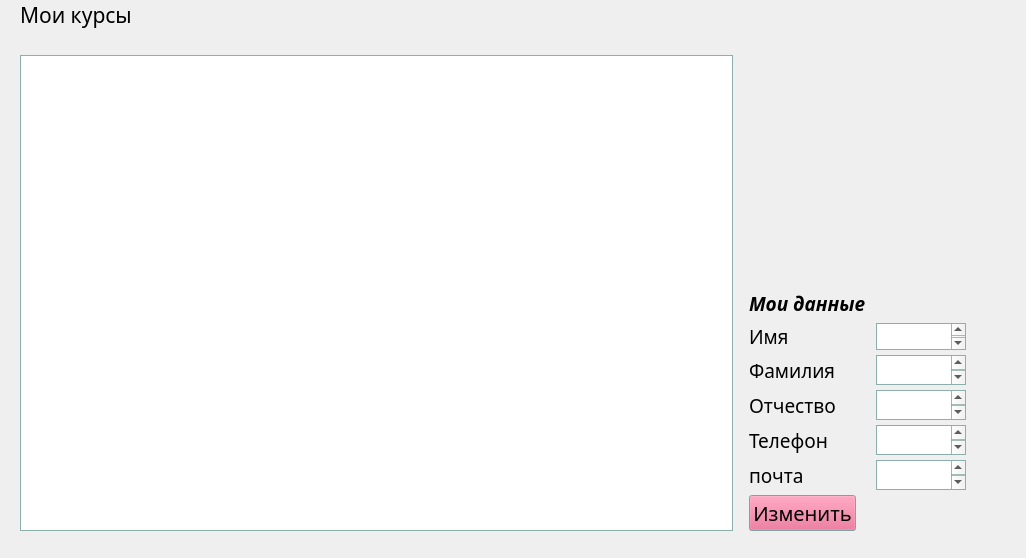
Before: the Qt Designer form tutor.ui in lizlizardplease/school_bmstu, drawn with Qt 5.
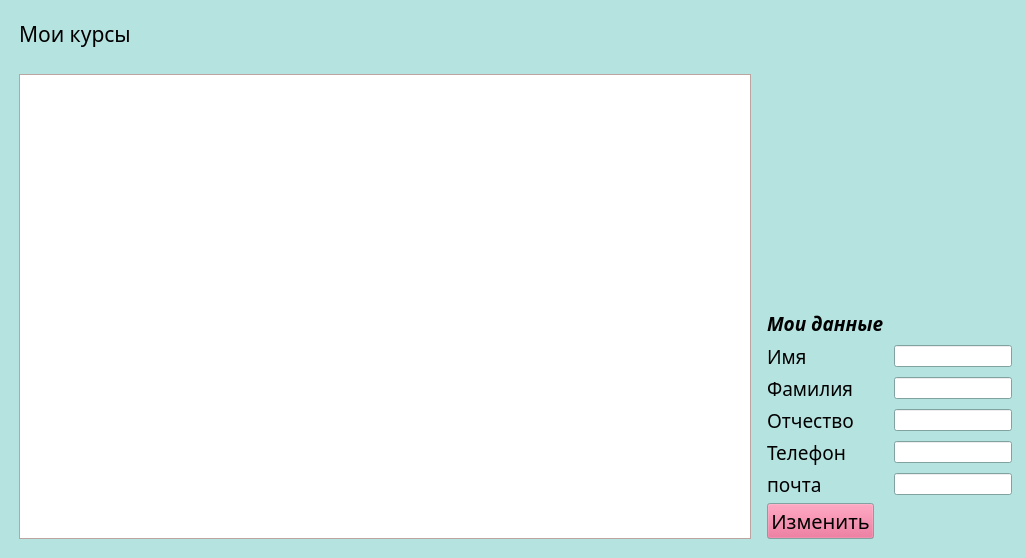
After: the same form once the commit is applied.

```diff
--- a/tutor.ui
+++ b/tutor.ui
@@ -10,6 +10,70 @@
     <height>558</height>
    </rect>
   </property>
+  <property name="palette">
+   <palette>
+    <active>
+     <colorrole role="Base">
+      <brush brushstyle="SolidPattern">
+       <color alpha="255">
+        <red>255</red>
+        <green>255</green>
+        <blue>255</blue>
+       </color>
+      </brush>
+     </colorrole>
+     <colorrole role="Window">
+      <brush brushstyle="SolidPattern">
+       <color alpha="255">
+        <red>181</red>
+        <green>227</green>
+        <blue>224</blue>
+       </color>
+      </brush>
+     </colorrole>
+    </active>
+    <inactive>
+     <colorrole role="Base">
+      <brush brushstyle="SolidPattern">
+       <color alpha="255">
+        <red>255</red>
+        <green>255</green>
+        <blue>255</blue>
+       </color>
+      </brush>
+     </colorrole>
+     <colorrole role="Window">
+      <brush brushstyle="SolidPattern">
+       <color alpha="255">
+        <red>181</red>
+        <green>227</green>
+        <blue>224</blue>
+       </color>
+      </brush>
+     </colorrole>
+    </inactive>
+    <disabled>
+     <colorrole role="Base">
+      <brush brushstyle="SolidPattern">
+       <color alpha="255">
+        <red>181</red>
+        <green>227</green>
+        <blue>224</blue>
+       </color>
+      </brush>
+     </colorrole>
+     <colorrole role="Window">
+      <brush brushstyle="SolidPattern">
+       <color alpha="255">
+        <red>181</red>
+        <green>227</green>
+        <blue>224</blue>
+       </color>
+      </brush>
+     </colorrole>
+    </disabled>
+   </palette>
+  </property>
   <property name="windowTitle">
    <string>MainWindow</string>
   </property>
@@ -78,16 +142,7 @@
      </disabled>
     </palette>
    </property>
-   <widget class="QWidget" name="layoutWidget">
-    <property name="geometry">
-     <rect>
-      <x>10</x>
-      <y>-10</y>
-      <width>961</width>
-      <height>551</height>
-     </rect>
-    </property>
-    <layout class="QHBoxLayout" name="horizontalLayout" stretch="6,1">
+   <layout class="QHBoxLayout" name="horizontalLayout" stretch="3,1">
      <item>
       <layout class="QVBoxLayout" name="verticalLayout" stretch="0,30">
        <property name="spacing">
@@ -119,7 +174,72 @@
         </widget>
        </item>
        <item>
-        <widget class="QTableView" name="tableView"/>
+       <widget class="QTableView" name="tableView">
+        <property name="palette">
+         <palette>
+          <active>
+           <colorrole role="Base">
+            <brush brushstyle="SolidPattern">
+             <color alpha="255">
+              <red>255</red>
+              <green>255</green>
+              <blue>255</blue>
+             </color>
+            </brush>
+           </colorrole>
+           <colorrole role="Window">
+            <brush brushstyle="SolidPattern">
+             <color alpha="255">
+              <red>244</red>
+              <green>213</green>
+              <blue>208</blue>
+             </color>
+            </brush>
+           </colorrole>
+          </active>
+          <inactive>
+           <colorrole role="Base">
+            <brush brushstyle="SolidPattern">
+             <color alpha="255">
+              <red>255</red>
+              <green>255</green>
+              <blue>255</blue>
+             </color>
+            </brush>
+           </colorrole>
+           <colorrole role="Window">
+            <brush brushstyle="SolidPattern">
+             <color alpha="255">
+              <red>244</red>
+              <green>213</green>
+              <blue>208</blue>
+             </color>
+            </brush>
+           </colorrole>
+          </inactive>
+          <disabled>
+           <colorrole role="Base">
+            <brush brushstyle="SolidPattern">
+             <color alpha="255">
+              <red>244</red>
+              <green>213</green>
+              <blue>208</blue>
+             </color>
+            </brush>
+           </colorrole>
+           <colorrole role="Window">
+            <brush brushstyle="SolidPattern">
+             <color alpha="255">
+              <red>244</red>
+              <green>213</green>
+              <blue>208</blue>
+             </color>
+            </brush>
+           </colorrole>
+          </disabled>
+         </palette>
+        </property>
+       </widget>
        </item>
       </layout>
      </item>
@@ -129,7 +249,7 @@
         <number>300</number>
        </property>
        <item>
-        <layout class="QGridLayout" name="gridLayout_2" rowstretch="1,1,1,1,1,1,1,1">
+       <layout class="QGridLayout" name="gridLayout_2" rowstretch="1,0,0,0,0,0,0,0">
          <property name="sizeConstraint">
           <enum>QLayout::SetDefaultConstraint</enum>
          </property>
@@ -148,65 +268,114 @@
          <property name="verticalSpacing">
           <number>5</number>
          </property>
-         <item row="5" column="0">
-          <widget class="QLabel" name="label_6">
+        <item row="0" column="0">
+         <widget class="QLabel" name="label_2">
+          <property name="palette">
+           <palette>
+            <active>
+             <colorrole role="Base">
+              <brush brushstyle="SolidPattern">
+               <color alpha="255">
+                <red>255</red>
+                <green>255</green>
+                <blue>255</blue>
+               </color>
+              </brush>
+             </colorrole>
+             <colorrole role="Window">
+              <brush brushstyle="SolidPattern">
+               <color alpha="255">
+                <red>181</red>
+                <green>227</green>
+                <blue>224</blue>
+               </color>
+              </brush>
+             </colorrole>
+            </active>
+            <inactive>
+             <colorrole role="Base">
+              <brush brushstyle="SolidPattern">
+               <color alpha="255">
+                <red>255</red>
+                <green>255</green>
+                <blue>255</blue>
+               </color>
+              </brush>
+             </colorrole>
+             <colorrole role="Window">
+              <brush brushstyle="SolidPattern">
+               <color alpha="255">
+                <red>181</red>
+                <green>227</green>
+                <blue>224</blue>
+               </color>
+              </brush>
+             </colorrole>
+            </inactive>
+            <disabled>
+             <colorrole role="Base">
+              <brush brushstyle="SolidPattern">
+               <color alpha="255">
+                <red>181</red>
+                <green>227</green>
+                <blue>224</blue>
+               </color>
+              </brush>
+             </colorrole>
+             <colorrole role="Window">
+              <brush brushstyle="SolidPattern">
+               <color alpha="255">
+                <red>181</red>
+                <green>227</green>
+                <blue>224</blue>
+               </color>
+              </brush>
+             </colorrole>
+            </disabled>
+           </palette>
+          </property>
            <property name="font">
             <font>
              <family>Sawasdee</family>
              <pointsize>14</pointsize>
-            </font>
-           </property>
+            <weight>75</weight>
+            <italic>true</italic>
+            <bold>true</bold>
+            <kerning>false</kerning>
+           </font>
+          </property>
+          <property name="autoFillBackground">
+           <bool>false</bool>
+          </property>
            <property name="text">
-            <string>Телефон</string>
+           <string>Мои данные</string>
            </property>
           </widget>
          </item>
-         <item row="5" column="2">
-          <widget class="QPlainTextEdit" name="plainTextEdit_3">
-           <property name="maximumSize">
-            <size>
-             <width>300</width>
-             <height>30</height>
-            </size>
-           </property>
+        <item row="2" column="0">
+         <widget class="QLabel" name="label_3">
            <property name="font">
             <font>
              <family>Sawasdee</family>
              <pointsize>14</pointsize>
             </font>
            </property>
-          </widget>
-         </item>
-         <item row="6" column="2">
-          <widget class="QPlainTextEdit" name="plainTextEdit_5">
-           <property name="maximumSize">
-            <size>
-             <width>300</width>
-             <height>30</height>
-            </size>
-           </property>
-           <property name="font">
-            <font>
-             <family>Sawasdee</family>
-             <pointsize>14</pointsize>
-            </font>
-           </property>
-          </widget>
-         </item>
-         <item row="4" column="2">
-          <widget class="QPlainTextEdit" name="plainTextEdit_4">
-           <property name="maximumSize">
-            <size>
-             <width>300</width>
-             <height>30</height>
-            </size>
-           </property>
+          <property name="text">
+           <string>Имя</string>
+          </property>
+         </widget>
+        </item>
+        <item row="6" column="0">
+         <widget class="QLabel" name="label_7">
            <property name="font">
             <font>
              <family>Sawasdee</family>
              <pointsize>14</pointsize>
             </font>
            </property>
+          <property name="text">
+           <string>почта</string>
+          </property>
           </widget>
          </item>
          <item row="4" column="0">
@@ -222,38 +391,30 @@
            </property>
           </widget>
          </item>
-         <item row="2" column="2">
-          <widget class="QPlainTextEdit" name="plainTextEdit">
-           <property name="sizePolicy">
-            <sizepolicy hsizetype="Expanding" vsizetype="Fixed">
-             <horstretch>0</horstretch>
-             <verstretch>0</verstretch>
-            </sizepolicy>
-           </property>
-           <property name="minimumSize">
-            <size>
-             <width>90</width>
-             <height>10</height>
-            </size>
-           </property>
-           <property name="maximumSize">
-            <size>
-             <width>300</width>
-             <height>30</height>
-            </size>
-           </property>
-           <property name="baseSize">
-            <size>
-             <width>10</width>
-             <height>10</height>
-            </size>
-           </property>
+        <item row="5" column="0">
+         <widget class="QLabel" name="label_6">
+          <property name="font">
+           <font>
+            <family>Sawasdee</family>
+            <pointsize>14</pointsize>
+           </font>
+          </property>
+          <property name="text">
+           <string>Телефон</string>
+          </property>
+         </widget>
+        </item>
+        <item row="3" column="0">
+         <widget class="QLabel" name="label_5">
            <property name="font">
             <font>
              <family>Sawasdee</family>
              <pointsize>14</pointsize>
             </font>
            </property>
+          <property name="text">
+           <string>Фамилия</string>
+          </property>
           </widget>
          </item>
          <item row="7" column="0">
@@ -319,143 +480,39 @@
            </property>
           </widget>
          </item>
-         <item row="3" column="0">
-          <widget class="QLabel" name="label_5">
-           <property name="font">
-            <font>
-             <family>Sawasdee</family>
-             <pointsize>14</pointsize>
-            </font>
-           </property>
-           <property name="text">
-            <string>Фамилия</string>
-           </property>
-          </widget>
-         </item>
          <item row="3" column="2">
-          <widget class="QPlainTextEdit" name="plainTextEdit_2">
-           <property name="maximumSize">
-            <size>
-             <width>300</width>
-             <height>30</height>
-            </size>
-           </property>
-           <property name="font">
-            <font>
-             <family>Sawasdee</family>
-             <pointsize>14</pointsize>
-            </font>
+         <widget class="QLineEdit" name="surn">
+          <property name="readOnly">
+           <bool>true</bool>
+          </property>
+         </widget>
+        </item>
+        <item row="4" column="2">
+         <widget class="QLineEdit" name="papa">
+          <property name="readOnly">
+           <bool>true</bool>
            </property>
           </widget>
          </item>
-         <item row="2" column="0">
-          <widget class="QLabel" name="label_3">
-           <property name="font">
-            <font>
-             <family>Sawasdee</family>
-             <pointsize>14</pointsize>
-            </font>
-           </property>
-           <property name="text">
-            <string>Имя</string>
-           </property>
-          </widget>
-         </item>
-         <item row="6" column="0">
-          <widget class="QLabel" name="label_7">
-           <property name="font">
-            <font>
-             <family>Sawasdee</family>
-             <pointsize>14</pointsize>
-            </font>
-           </property>
-           <property name="text">
-            <string>почта</string>
-           </property>
-          </widget>
-         </item>
-         <item row="0" column="0">
-          <widget class="QLabel" name="label_2">
-           <property name="palette">
-            <palette>
-             <active>
-              <colorrole role="Base">
-               <brush brushstyle="SolidPattern">
-                <color alpha="255">
-                 <red>255</red>
-                 <green>255</green>
-                 <blue>255</blue>
-                </color>
-               </brush>
-              </colorrole>
-              <colorrole role="Window">
-               <brush brushstyle="SolidPattern">
-                <color alpha="255">
-                 <red>181</red>
-                 <green>227</green>
-                 <blue>224</blue>
-                </color>
-               </brush>
-              </colorrole>
-             </active>
-             <inactive>
-              <colorrole role="Base">
-               <brush brushstyle="SolidPattern">
-                <color alpha="255">
-                 <red>255</red>
-                 <green>255</green>
-                 <blue>255</blue>
-                </color>
-               </brush>
-              </colorrole>
-              <colorrole role="Window">
-               <brush brushstyle="SolidPattern">
-                <color alpha="255">
-                 <red>181</red>
-                 <green>227</green>
-                 <blue>224</blue>
-                </color>
-               </brush>
-              </colorrole>
-             </inactive>
-             <disabled>
-              <colorrole role="Base">
-               <brush brushstyle="SolidPattern">
-                <color alpha="255">
-                 <red>181</red>
-                 <green>227</green>
-                 <blue>224</blue>
-                </color>
-               </brush>
-              </colorrole>
-              <colorrole role="Window">
-               <brush brushstyle="SolidPattern">
-                <color alpha="255">
-                 <red>181</red>
-                 <green>227</green>
-                 <blue>224</blue>
-                </color>
-               </brush>
-              </colorrole>
-             </disabled>
-            </palette>
-           </property>
-           <property name="font">
-            <font>
-             <family>Sawasdee</family>
-             <pointsize>14</pointsize>
-             <weight>75</weight>
-             <italic>true</italic>
-             <bold>true</bold>
-             <kerning>false</kerning>
-            </font>
-           </property>
-           <property name="autoFillBackground">
-            <bool>false</bool>
-           </property>
-           <property name="text">
-            <string>Мои данные</string>
-           </property>
+        <item row="2" column="2">
+         <widget class="QLineEdit" name="name">
+          <property name="readOnly">
+           <bool>true</bool>
+          </property>
+         </widget>
+        </item>
+        <item row="5" column="2">
+         <widget class="QLineEdit" name="ph">
+          <property name="readOnly">
+           <bool>true</bool>
+          </property>
+         </widget>
+        </item>
+        <item row="6" column="2">
+         <widget class="QLineEdit" name="mail">
+          <property name="readOnly">
+           <bool>true</bool>
+          </property>
           </widget>
          </item>
         </layout>
@@ -463,7 +520,6 @@
       </layout>
      </item>
     </layout>
-   </widget>
   </widget>
  </widget>
  <resources/>
```
Left out of the diff: 2 changed lines with no effect on the pictures. Lines whose indentation alone changed are shown as unchanged.
